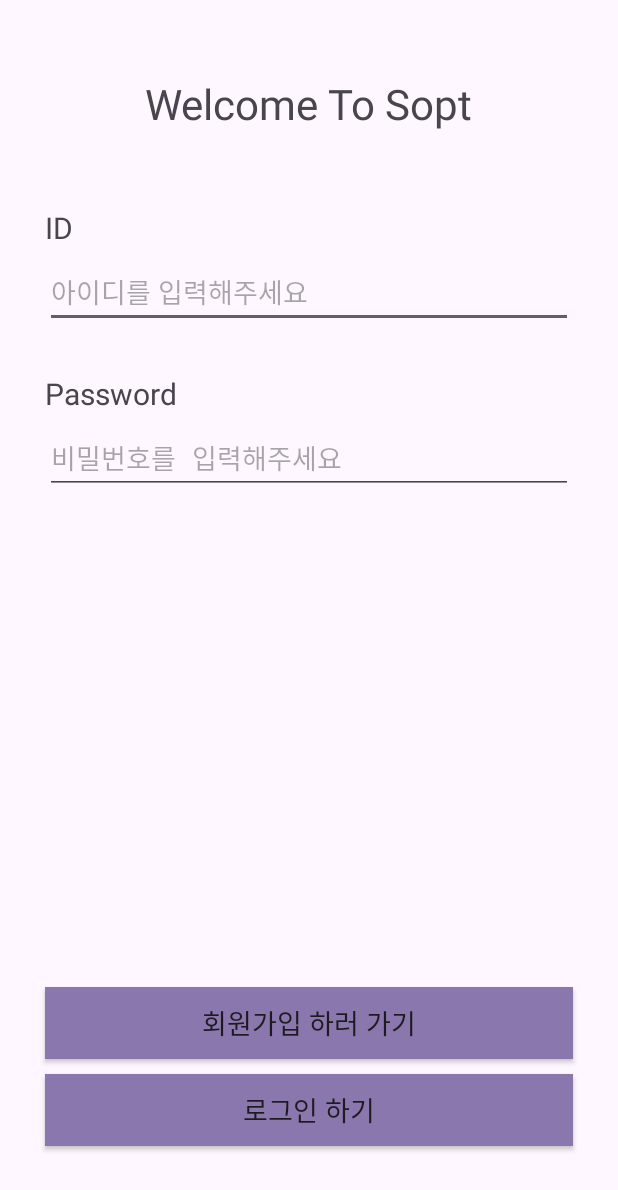
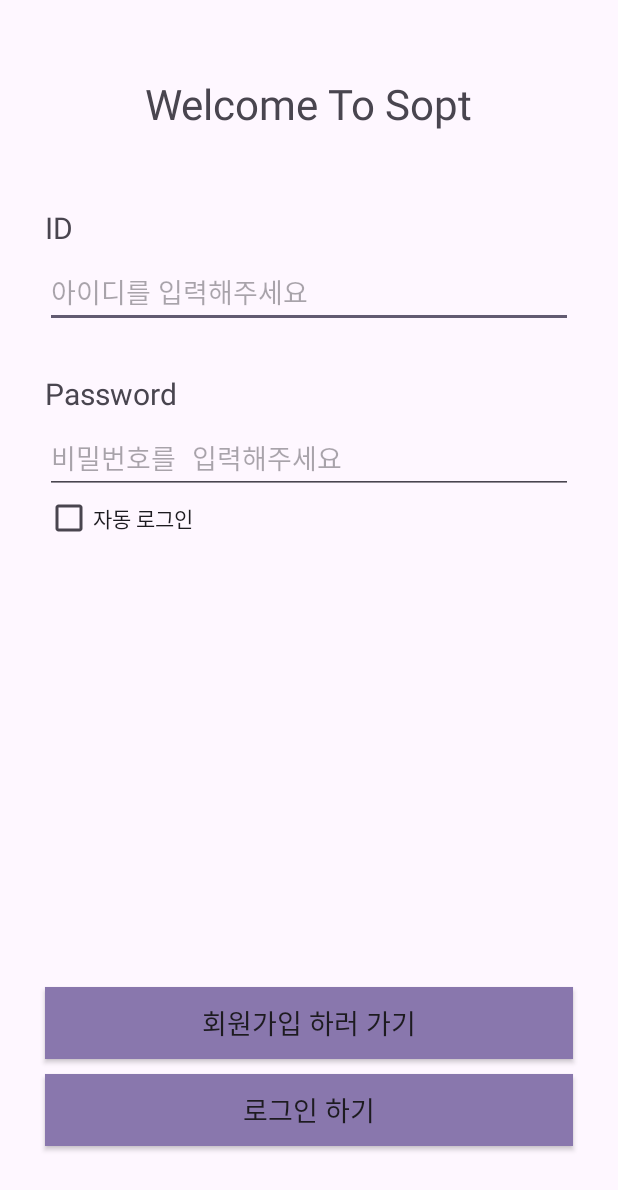
Before and after one commit to DO-SOPT-ANDROID/yuri-kang, an Android app: the screen it shows after launch (LoginActivity), on a phone screen of 412 x 824 dp. Shown: the top 1190 px of the screen. Run offline under Robolectric (Android 15) with nearby library versions, the phone set to English and light mode, and no system bars.

Commit message:
[UI/#5] 자동로그인 체크박스 추가

```diff
--- a/app/src/main/res/layout/activity_login.xml
+++ b/app/src/main/res/layout/activity_login.xml
@@ -66,6 +66,16 @@
         app:layout_constraintStart_toStartOf="parent"
         app:layout_constraintTop_toBottomOf="@id/tv_signup_pw" />
 
+    <CheckBox
+        android:id="@+id/cb_login_autologin"
+        android:layout_width="0dp"
+        android:layout_height="wrap_content"
+        android:text="@string/cb_autologin"
+        app:layout_constraintEnd_toEndOf="parent"
+        app:layout_constraintStart_toStartOf="parent"
+        android:layout_marginHorizontal="30dp"
+        app:layout_constraintTop_toBottomOf="@id/et_signup_pw" />
+
     <androidx.appcompat.widget.AppCompatButton
         android:id="@+id/btn_signup_signup"
         android:layout_width="0dp"
--- a/app/src/main/res/values/strings.xml
+++ b/app/src/main/res/values/strings.xml
@@ -22,4 +22,5 @@
     <string name="signup_pw">PW는 8글자 이상 12글자 이하로 설정 가능합니다.</string>
     <string name="signup_id">ID는 6글자 이상 10글자 이하로 설 정 가능합니다.</string>
     <string name="signup_fail">가입을 위해 필요한 조건을 모두 입력해주세요.</string>
+    <string name="cb_autologin">자동 로그인</string>
 </resources>
```
